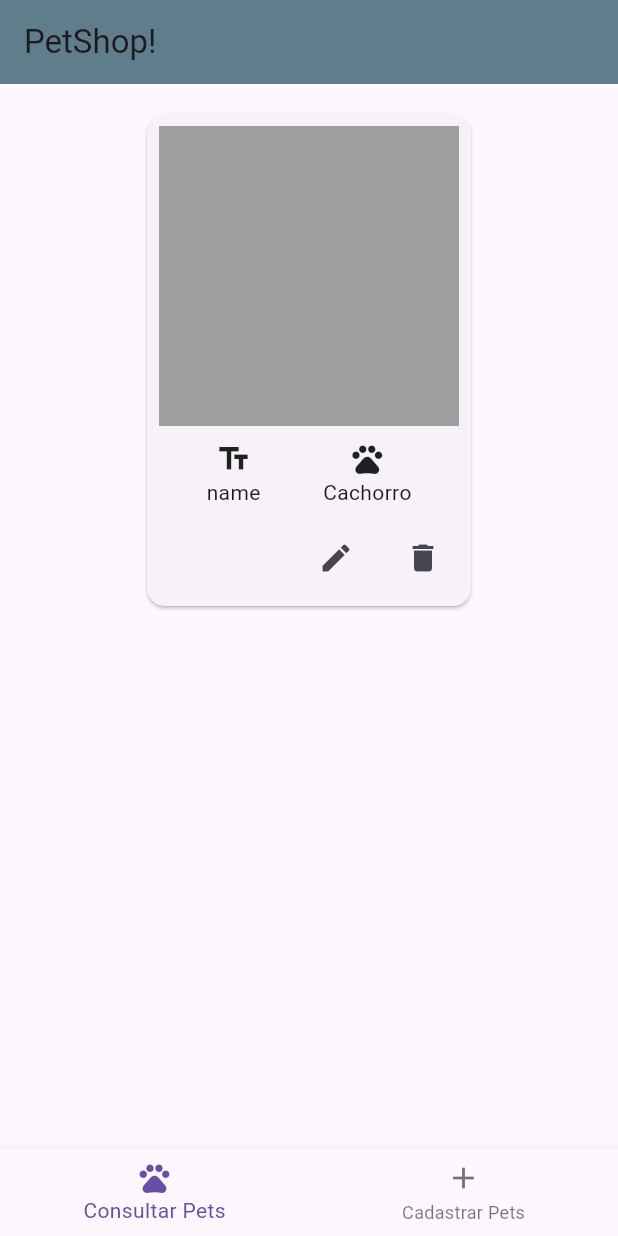
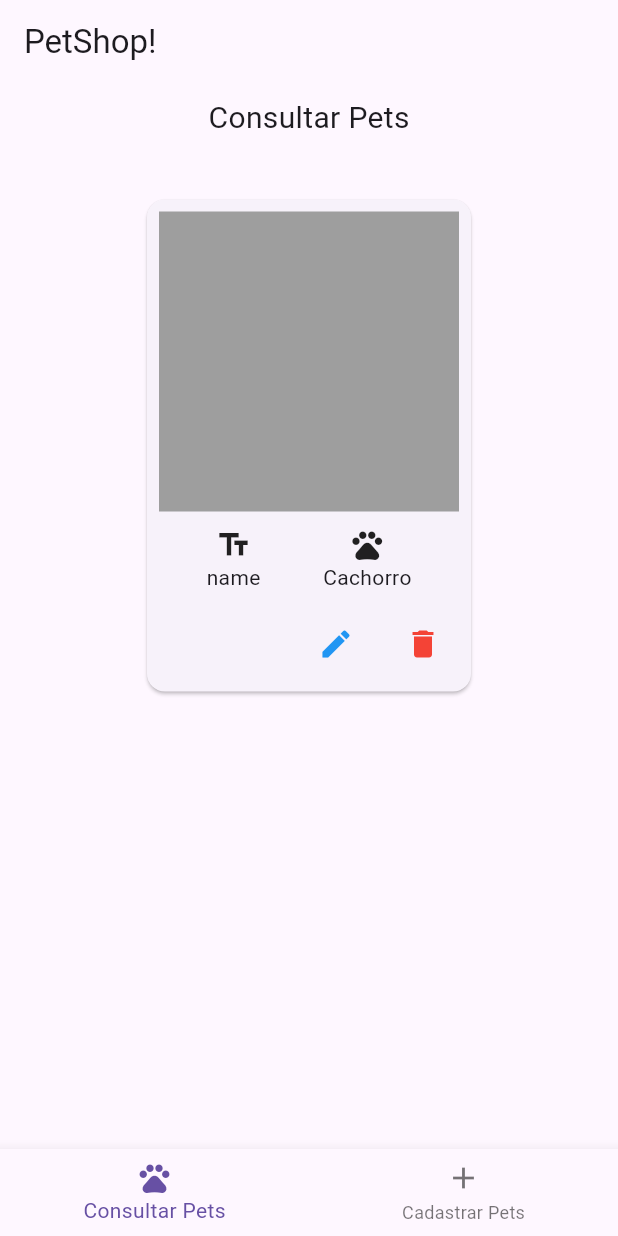
Before and after one commit to yDewolf/AulasFlutter, a Flutter app: the screen it shows after launch, on a phone screen of 412 x 824 dp. Run offline on Flutter 3.47's test engine with Material 3 defaults, Android fonts, the phone set to English and light mode, and no system bars.

Commit message:
A bit better visuals

```diff
--- a/projeto_pet_shop/lib/classes/Pet.dart
+++ b/projeto_pet_shop/lib/classes/Pet.dart
@@ -10,9 +10,10 @@ typedef IconEntry = DropdownMenuEntry<PetTypes>;
 
 enum PetTypes {
   dog('Cachorro', Icons.pets),
-  cat('Gato', Icons.cloud_outlined),
-  parrot('Papagaio', Icons.brush_outlined),
-  bird('Pássaro', Icons.favorite);
+  cat('Gato', Icons.pets_sharp),
+  parrot('Papagaio', Icons.flight),
+  bird('Pássaro', Icons.flight),
+  rat('Rato', Icons.pest_control_rodent_rounded);
 
   const PetTypes(this.label, this.icon);
   final String label;
--- a/projeto_pet_shop/lib/components.dart
+++ b/projeto_pet_shop/lib/components.dart
@@ -47,7 +47,7 @@ class PetCard extends StatelessWidget {
                         ),
                         Column(
                           children: [
-                            Icon(Icons.pets),
+                            Icon(petData.petType.icon),
                             Text(petData.petType.label),
                           ],
                         ),
@@ -62,11 +62,11 @@ class PetCard extends StatelessWidget {
                       children: [
                         IconButton(
                           onPressed: editPet,
-                          icon: Icon(Icons.edit)
+                          icon: Icon(Icons.edit, color: Colors.blue,)
                         ),
                         IconButton(
                           onPressed: deletePet,
-                          icon: Icon(Icons.delete)
+                          icon: Icon(Icons.delete, color: Colors.red,)
                         ),
                       ],
                     ),
--- a/projeto_pet_shop/lib/navigator.dart
+++ b/projeto_pet_shop/lib/navigator.dart
@@ -39,7 +39,6 @@ class _PageNavigatorState extends State<PageNavigator> {
     return Scaffold(
       appBar: AppBar(
         title: Text("PetShop!"),
-        backgroundColor: Colors.blueGrey,
       ),
       body: PageView(
         controller: _pageController,
--- a/projeto_pet_shop/lib/screens/home.dart
+++ b/projeto_pet_shop/lib/screens/home.dart
@@ -1,5 +1,6 @@
 // screens/home.dart
 import 'package:flutter/material.dart';
+import 'package:flutter/rendering.dart';
 import 'package:projeto_pet_shop/classes/GeneralUtils.dart';
 import 'package:projeto_pet_shop/classes/Pet.dart';
 import 'package:projeto_pet_shop/components.dart';
@@ -16,7 +17,19 @@ class HomePage extends StatefulWidget{
 class _HomePageState extends State<HomePage> {
   @override
   Widget build(BuildContext context) {
-    return PetList(pets: widget.pets);
+    return Padding(
+      padding: const EdgeInsets.all(8.0),
+      child: Column(
+        spacing: 20.0,
+        children: [
+          Text(
+            "Consultar Pets",
+            style: TextStyle(fontSize: 20.0),
+          ),
+          Flexible(child: PetList(pets: widget.pets)),
+        ],
+      ),
+    );
   }
 }
 
@@ -58,6 +71,8 @@ class _PetListState extends State<PetList> {
       builder: (context) {
         return Dialog(
           shape: RoundedRectangleBorder(borderRadius: BorderRadius.circular(8.0)),
+          child: SizedBox(
+            width: 400.0,
             child: SingleChildScrollView(
               padding: EdgeInsets.all(16.0),
               child: Column(
@@ -79,6 +94,7 @@ class _PetListState extends State<PetList> {
                 ],
               )
             ),
+          ),
         );
     });
 
@@ -86,10 +102,8 @@ class _PetListState extends State<PetList> {
 
   @override
   Widget build(BuildContext context) {
-    return SizedBox(
-      width: 200.0,
-      height: double.infinity,
-      child: ListView.builder(
+    return ListView.builder(
+      shrinkWrap: true,
       padding: EdgeInsets.all(16.0),
       itemCount: widget.pets.length,
       itemBuilder: (BuildContext context, int index) {
@@ -103,7 +117,6 @@ class _PetListState extends State<PetList> {
           },
         );
       }
-      ),
     );
   }
 
```
Also changed, not shown: projeto_pet_shop/lib/screens/pet_register.dart (+26 -11 lines), projeto_pet_shop/pubspec.lock. Lines whose indentation alone changed are shown as unchanged.
